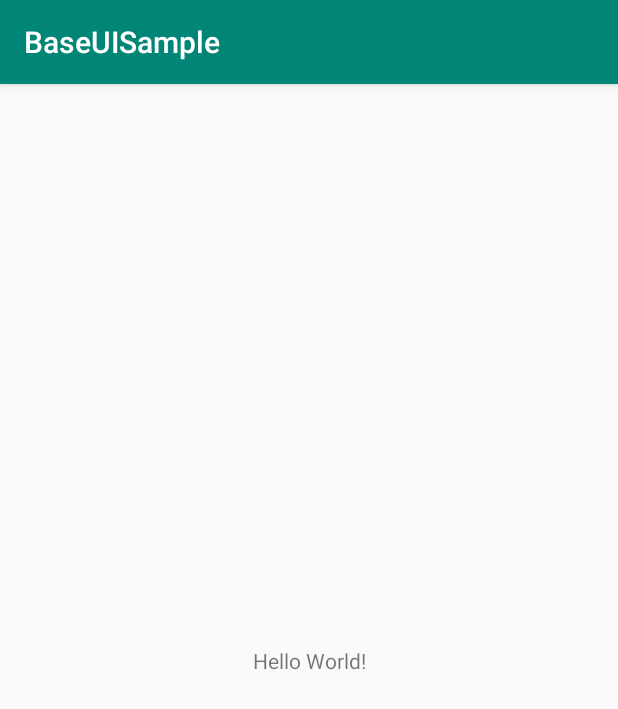
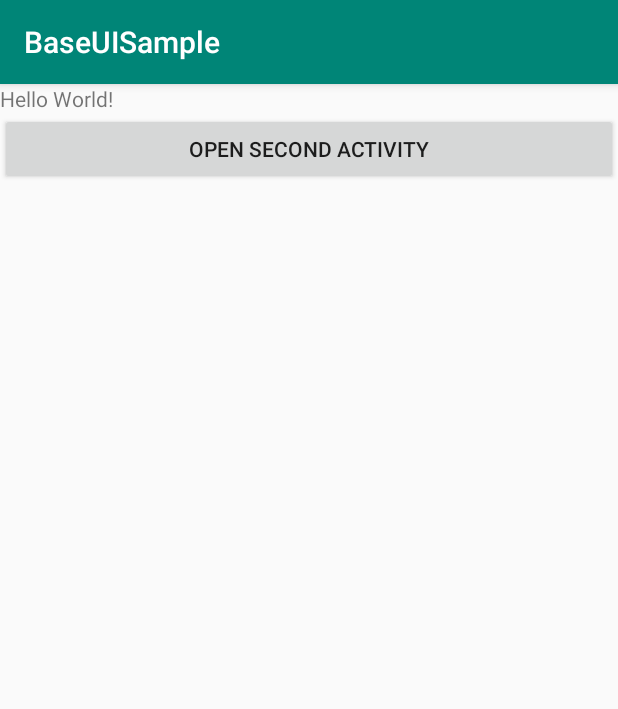
Before and after one commit to dvysotskii/BaseUISample, an Android app: the screen it shows after launch (MainActivity), on a phone screen of 412 x 824 dp. Shown: the top 709 px of the screen. Run offline under Robolectric (Android 15) with nearby library versions, the phone set to English and light mode, and no system bars.

```diff
--- a/app/src/main/AndroidManifest.xml
+++ b/app/src/main/AndroidManifest.xml
@@ -9,13 +9,15 @@
         android:roundIcon="@mipmap/ic_launcher_round"
         android:supportsRtl="true"
         android:theme="@style/AppTheme">
-        <activity android:name=".MainActivity">
+        <activity android:name=".activity.MainActivity">
             <intent-filter>
                 <action android:name="android.intent.action.MAIN" />
 
                 <category android:name="android.intent.category.LAUNCHER" />
             </intent-filter>
         </activity>
+
+        <activity android:name=".activity.SecondActivity" />
     </application>
 
 </manifest>
--- /dev/null
+++ b/app/src/main/java/com/example/baseuisample/activity/MainActivity.kt
@@ -0,0 +1,33 @@
+package com.example.baseuisample.activity
+
+import android.content.Intent
+import androidx.appcompat.app.AppCompatActivity
+import android.os.Bundle
+import android.widget.Button
+import com.example.baseuisample.R
+
+class MainActivity : AppCompatActivity() {
+
+    private lateinit var nextScreenBtn: Button
+
+    override fun onCreate(savedInstanceState: Bundle?) {
+        super.onCreate(savedInstanceState)
+        setContentView(R.layout.activity_main)
+
+        initViews()
+        initListeners()
+    }
+
+    private fun initViews() {
+        nextScreenBtn = findViewById(R.id.open_second_screen_btn)
+    }
+
+    private fun initListeners() {
+        nextScreenBtn.setOnClickListener { openSecondActivity() }
+    }
+
+    private fun openSecondActivity() {
+        val intent = Intent(this, SecondActivity::class.java)
+        startActivity(intent)
+    }
+}
--- a/app/src/main/res/layout/activity_main.xml
+++ b/app/src/main/res/layout/activity_main.xml
@@ -1,18 +1,20 @@
 <?xml version="1.0" encoding="utf-8"?>
-<androidx.constraintlayout.widget.ConstraintLayout xmlns:android="http://schemas.android.com/apk/res/android"
-    xmlns:app="http://schemas.android.com/apk/res-auto"
+<LinearLayout xmlns:android="http://schemas.android.com/apk/res/android"
     xmlns:tools="http://schemas.android.com/tools"
     android:layout_width="match_parent"
     android:layout_height="match_parent"
-    tools:context=".MainActivity">
+    android:orientation="vertical"
+    tools:context=".activity.MainActivity">
 
     <TextView
         android:layout_width="wrap_content"
         android:layout_height="wrap_content"
-        android:text="Hello World!"
-        app:layout_constraintBottom_toBottomOf="parent"
-        app:layout_constraintLeft_toLeftOf="parent"
-        app:layout_constraintRight_toRightOf="parent"
-        app:layout_constraintTop_toTopOf="parent" />
+        android:text="Hello World!" />
 
-</androidx.constraintlayout.widget.ConstraintLayout>
+    <Button
+        android:id="@+id/open_second_screen_btn"
+        android:layout_width="match_parent"
+        android:layout_height="wrap_content"
+        android:text="open second activity" />
+
+</LinearLayout>
--- /dev/null
+++ b/app/src/main/res/layout/activity_second.xml
@@ -0,0 +1,6 @@
+<?xml version="1.0" encoding="utf-8"?>
+<LinearLayout xmlns:android="http://schemas.android.com/apk/res/android"
+    android:orientation="vertical" android:layout_width="match_parent"
+    android:layout_height="match_parent">
+
+</LinearLayout>
```
Also changed, not shown: app/src/main/java/com/example/baseuisample/MainActivity.kt (deleted, +0 -12 lines), app/src/main/java/com/example/baseuisample/activity/SecondActivity.kt (added, +26 -0 lines).
